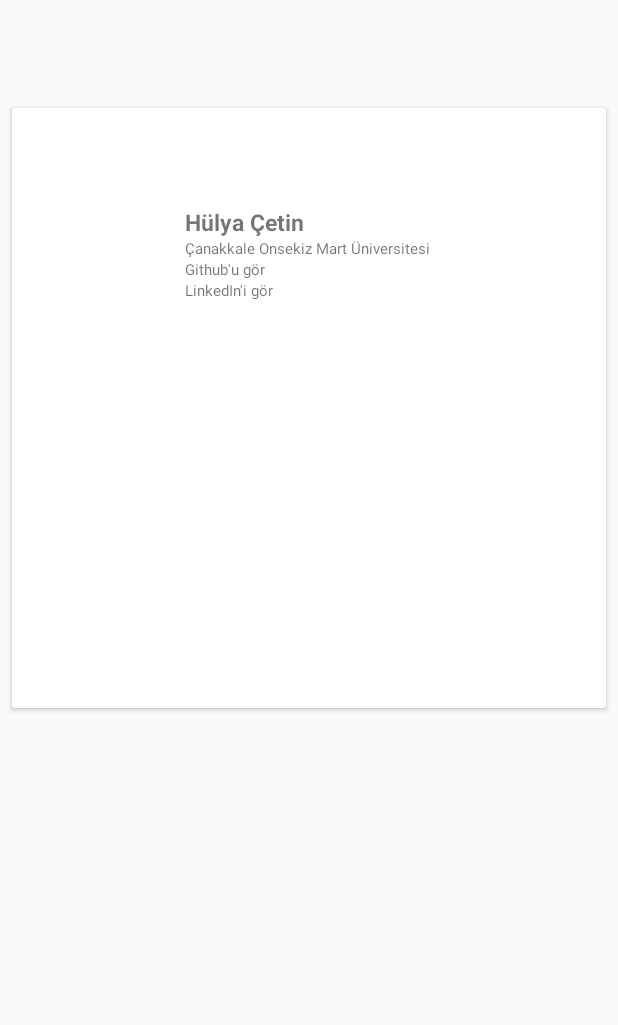
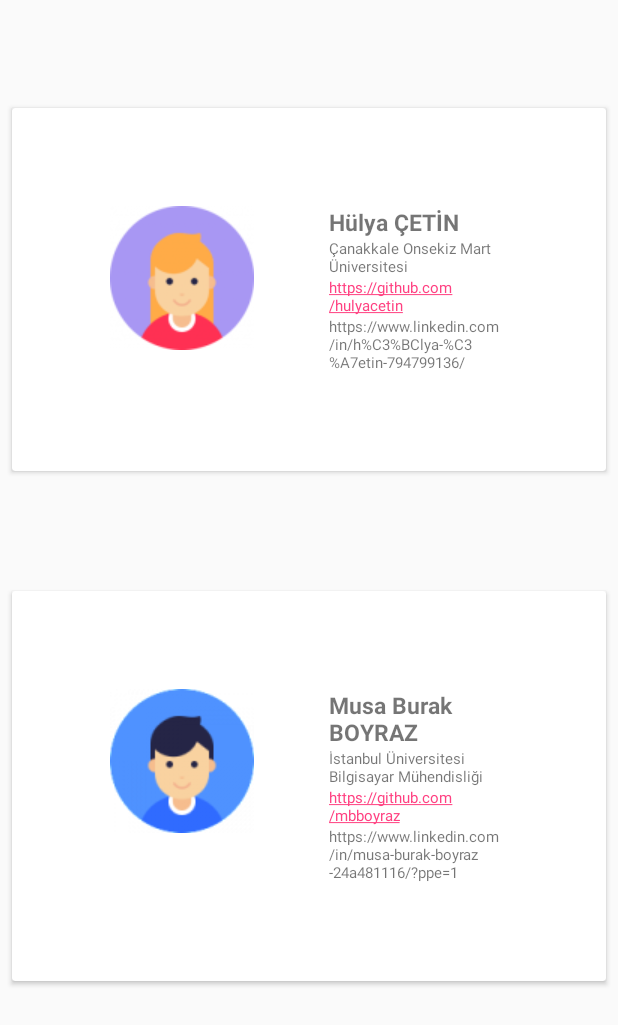
Before and after one commit to mbboyraz/Yemekhane, an Android app: the AboutUsActivity screen opened directly, with no data from a screen before it, on a phone screen of 412 x 824 dp. Shown: the top 1025 px of the screen. Run offline under Robolectric (Android 15) with nearby library versions, the phone set to English and light mode, and no system bars.

Commit message:
hakkımızda bölümü düzenlendi ve çalışıyor

```diff
--- a/Yemekhane/app/src/main/java/com/example/hulya/yemekhane/adapter/RecyclerAboutUsAdapter.java
+++ b/Yemekhane/app/src/main/java/com/example/hulya/yemekhane/adapter/RecyclerAboutUsAdapter.java
@@ -46,7 +46,7 @@ public class RecyclerAboutUsAdapter extends RecyclerView.Adapter<RecyclerAboutUs
         holder.person_photo.setImageResource(selectedAboutUsVM.getPerson_photo());
         holder.github.setTag(selectedAboutUsVM.getGithub());
         holder.github.setOnClickListener(this);
-        holder.linkedin.setTag("Linkedin");
+        holder.linkedin.setTag(selectedAboutUsVM.getLinkedin());
         holder.linkedin.setOnClickListener(this);
     }
 
--- a/Yemekhane/app/src/main/java/com/example/hulya/yemekhane/dummydata/DeveloperInformationData.java
+++ b/Yemekhane/app/src/main/java/com/example/hulya/yemekhane/dummydata/DeveloperInformationData.java
@@ -4,10 +4,14 @@ import com.example.hulya.yemekhane.viewmodel.AboutUsVM;
 
 import java.util.ArrayList;
 
+import static com.example.hulya.yemekhane.R.drawable.boy;
+import static com.example.hulya.yemekhane.R.drawable.girl;
+
 
 /**
  * Created by hulyacetin on 24.08.2017.
  */
+
 
 public class DeveloperInformationData {
 
@@ -17,19 +21,19 @@ public class DeveloperInformationData {
 
         AboutUsVM aboutUsVM = new AboutUsVM();
         aboutUsVM.setPerson_name("Hülya ÇETİN");
-        aboutUsVM.setGithub("hülya github");
-        aboutUsVM.setPerson_information("https://github.com/hulyacetin");
+        aboutUsVM.setPerson_information("Çanakkale Onsekiz Mart Üniversitesi");
+        aboutUsVM.setGithub("https://github.com/hulyacetin");
         aboutUsVM.setLinkedin("https://www.linkedin.com/in/h%C3%BClya-%C3%A7etin-794799136/");
-        //  aboutUsVM.setPerson_photo(girl);
+        aboutUsVM.setPerson_photo(girl);
 
         listAboutUs.add(aboutUsVM);
 
         aboutUsVM = new AboutUsVM();
         aboutUsVM.setPerson_name("Musa Burak BOYRAZ");
-        aboutUsVM.setPerson_information("MusaBurak info");
+        aboutUsVM.setPerson_information("İstanbul Üniversitesi Bilgisayar Mühendisliği");
         aboutUsVM.setLinkedin("https://www.linkedin.com/in/musa-burak-boyraz-24a481116/?ppe=1");
         aboutUsVM.setGithub("https://github.com/mbboyraz");
-        //  aboutUsVM.setPerson_photo(boy);
+        aboutUsVM.setPerson_photo(boy);
 
         listAboutUs.add(aboutUsVM);
 
--- a/Yemekhane/app/src/main/java/com/example/hulya/yemekhane/ui/AboutUsActivity.java
+++ b/Yemekhane/app/src/main/java/com/example/hulya/yemekhane/ui/AboutUsActivity.java
@@ -1,18 +1,14 @@
 package com.example.hulya.yemekhane.ui;
 
-import android.content.Intent;
-import android.net.Uri;
 import android.os.Bundle;
 import android.support.annotation.Nullable;
 import android.support.v7.app.AppCompatActivity;
 import android.support.v7.widget.DefaultItemAnimator;
 import android.support.v7.widget.LinearLayoutManager;
 import android.support.v7.widget.RecyclerView;
-import android.view.View;
 
 import com.example.hulya.yemekhane.R;
 import com.example.hulya.yemekhane.adapter.RecyclerAboutUsAdapter;
-import com.example.hulya.yemekhane.adapter.RecyclerAboutUsViewHolder;
 import com.example.hulya.yemekhane.dummydata.DeveloperInformationData;
 import com.example.hulya.yemekhane.viewmodel.AboutUsVM;
 
@@ -23,51 +19,33 @@ import java.util.ArrayList;
  */
 
 public class AboutUsActivity extends AppCompatActivity {
-
-    private RecyclerView recyclerAboutUs = null;
+    private final LinearLayoutManager layoutManager = new LinearLayoutManager(this);
+    private RecyclerView recyclerViewAboutUs = null;
     private ArrayList<AboutUsVM> listAboutUs = null;
     private RecyclerAboutUsAdapter recyclerAboutUsAdapter = null;
-    private RecyclerView.LayoutManager aboutUsLayoutManager;
-    private AboutUsVM aboutUsVM;
-    private RecyclerAboutUsViewHolder recyclerAboutUsViewHolder;
-    private View view;
+    private LinearLayoutManager aboutUsLayoutManager;
 
     @Override
     protected void onCreate(@Nullable Bundle savedInstanceState) {
         super.onCreate(savedInstanceState);
-        setContentView(R.layout.adapter_about_us);
-        aboutUsLayoutManager = new LinearLayoutManager(AboutUsActivity.this);
+        setContentView(R.layout.activity_about_us);
+
+        layoutManager.setOrientation(LinearLayoutManager.VERTICAL);
+        aboutUsLayoutManager = new LinearLayoutManager(this);
         initview();
-        recyclerAboutUsAdapter = new RecyclerAboutUsAdapter(listAboutUs);
-        recyclerAboutUs.setAdapter(recyclerAboutUsAdapter);
 
-        recyclerAboutUsViewHolder.github.setOnClickListener(new View.OnClickListener() {
-            @Override
-            public void onClick(View view) {
-                Uri link1 = Uri.parse(aboutUsVM.getGithub());
-                Intent intent1 = new Intent(Intent.ACTION_VIEW, link1);
-                startActivity(intent1);
 
-            }
-        });
-
-        recyclerAboutUsViewHolder.linkedin.setOnClickListener(new View.OnClickListener() {
-            @Override
-            public void onClick(View view) {
-                Uri link2 = Uri.parse(aboutUsVM.getLinkedin());
-                Intent intent2 = new Intent(Intent.ACTION_VIEW, link2);
-                startActivity(intent2);
-
-            }
-        });
 
     }
 
     private void initview() {
-        recyclerAboutUs = (RecyclerView) findViewById(R.id.recycler_about_us);
-        recyclerAboutUs.setLayoutManager(aboutUsLayoutManager);
-        recyclerAboutUs.setItemAnimator(new DefaultItemAnimator());
+        recyclerViewAboutUs = (RecyclerView) findViewById(R.id.about_us_recyclerview);
         listAboutUs = DeveloperInformationData.developerDummyList();
+        recyclerAboutUsAdapter = new RecyclerAboutUsAdapter(listAboutUs);
+        recyclerViewAboutUs.setAdapter(recyclerAboutUsAdapter);
+        recyclerViewAboutUs.setLayoutManager(layoutManager);
+        recyclerViewAboutUs.setItemAnimator(new DefaultItemAnimator());
+
 
     }
 
--- a/Yemekhane/app/src/main/res/layout/activity_about_us.xml
+++ b/Yemekhane/app/src/main/res/layout/activity_about_us.xml
@@ -3,10 +3,11 @@
     xmlns:tools="http://schemas.android.com/tools"
     android:layout_width="match_parent"
     android:layout_height="match_parent"
+    android:orientation="vertical"
     tools:context="com.example.hulya.yemekhane.ui.AboutUsActivity">
 
     <android.support.v7.widget.RecyclerView
-        android:id="@+id/recycler_about_us"
+        android:id="@+id/about_us_recyclerview"
         android:layout_width="match_parent"
         android:layout_height="match_parent" />
 
--- a/Yemekhane/app/src/main/res/layout/adapter_about_us.xml
+++ b/Yemekhane/app/src/main/res/layout/adapter_about_us.xml
@@ -1,14 +1,14 @@
 <?xml version="1.0" encoding="utf-8"?>
 <LinearLayout xmlns:android="http://schemas.android.com/apk/res/android"
     android:layout_width="match_parent"
-    android:layout_height="match_parent"
+    android:layout_height="wrap_content"
     android:orientation="vertical">
 
 
     <android.support.v7.widget.CardView
         android:id="@+id/activity_about_us_cardview_cv1"
         android:layout_width="match_parent"
-        android:layout_height="400dp"
+        android:layout_height="wrap_content"
         android:layout_marginBottom="8dp"
         android:layout_marginLeft="8dp"
         android:layout_marginRight="8dp"
```
Also changed, not shown: Yemekhane/app/src/main/java/com/example/hulya/yemekhane/ui/RecyclerViewActivity.java (line endings or trailing spaces), Yemekhane/app/src/main/java/com/example/hulya/yemekhane/ui/SplashScreenActivity.java (line endings or trailing spaces).
